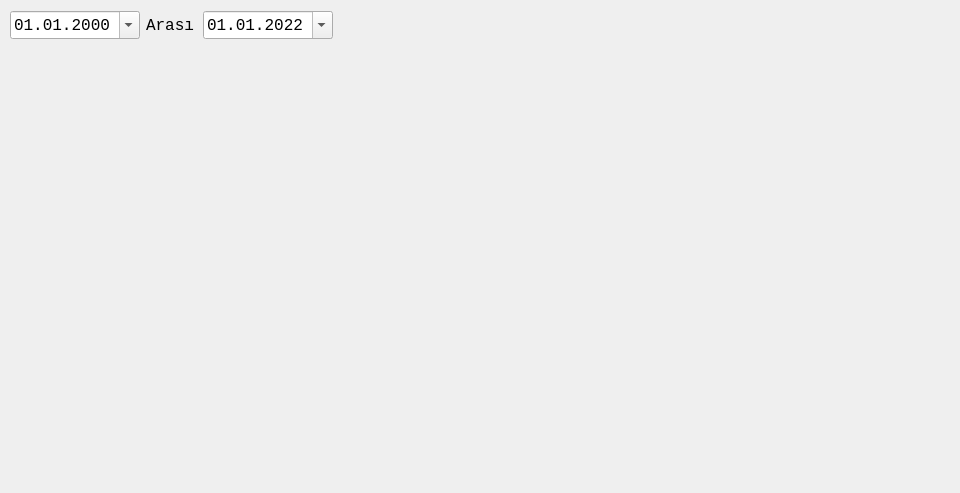
This is satisgrafigiform.ui in mamoo81/bhss as Qt 5 draws it before an edit. The edited form follows.
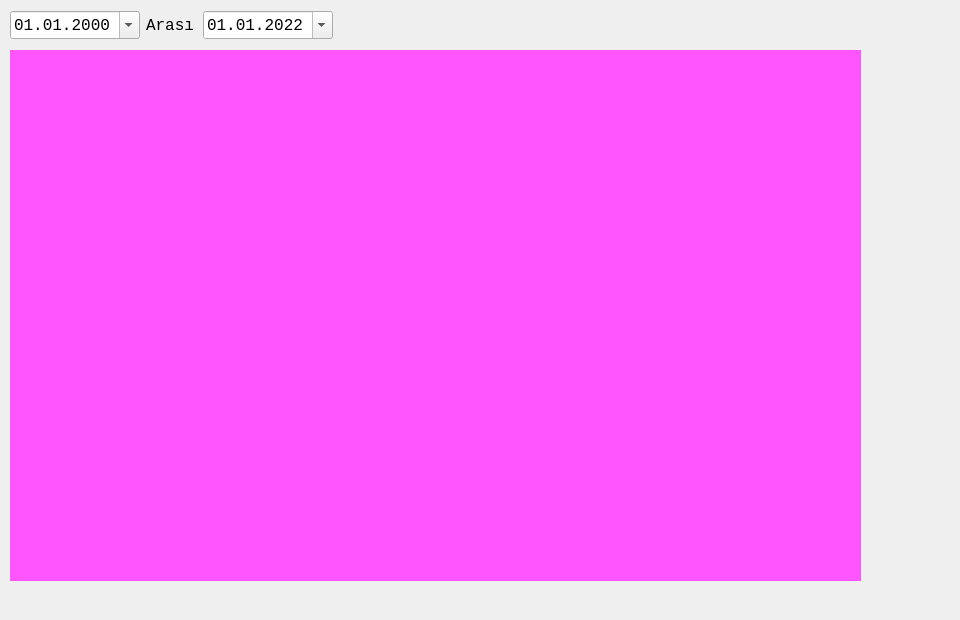
This is the edited form.

The edit to the form file:
```diff
--- a/satisgrafigiform.ui
+++ b/satisgrafigiform.ui
@@ -7,7 +7,7 @@
     <x>0</x>
     <y>0</y>
     <width>960</width>
-    <height>493</height>
+    <height>620</height>
    </rect>
   </property>
   <property name="minimumSize">
@@ -18,7 +18,7 @@
   </property>
   <property name="maximumSize">
    <size>
-    <width>960</width>
+    <width>1200</width>
     <height>620</height>
    </size>
   </property>
@@ -36,13 +36,38 @@
     <rect>
      <x>10</x>
      <y>50</y>
-     <width>941</width>
-     <height>431</height>
+     <width>851</width>
+     <height>531</height>
     </rect>
    </property>
-   <layout class="QHBoxLayout" name="horizontalLayout_2"/>
+   <property name="autoFillBackground">
+    <bool>true</bool>
+   </property>
+   <property name="styleSheet">
+    <string notr="true">background-color: rgb(255, 85, 255);</string>
+   </property>
+   <layout class="QHBoxLayout" name="horizontalLayout_2">
+    <property name="spacing">
+     <number>0</number>
+    </property>
+    <property name="sizeConstraint">
+     <enum>QLayout::SetDefaultConstraint</enum>
+    </property>
+    <property name="leftMargin">
+     <number>0</number>
+    </property>
+    <property name="topMargin">
+     <number>0</number>
+    </property>
+    <property name="rightMargin">
+     <number>0</number>
+    </property>
+    <property name="bottomMargin">
+     <number>0</number>
+    </property>
+   </layout>
   </widget>
-  <widget class="QWidget" name="">
+  <widget class="QWidget" name="layoutWidget">
    <property name="geometry">
     <rect>
      <x>10</x>
```
